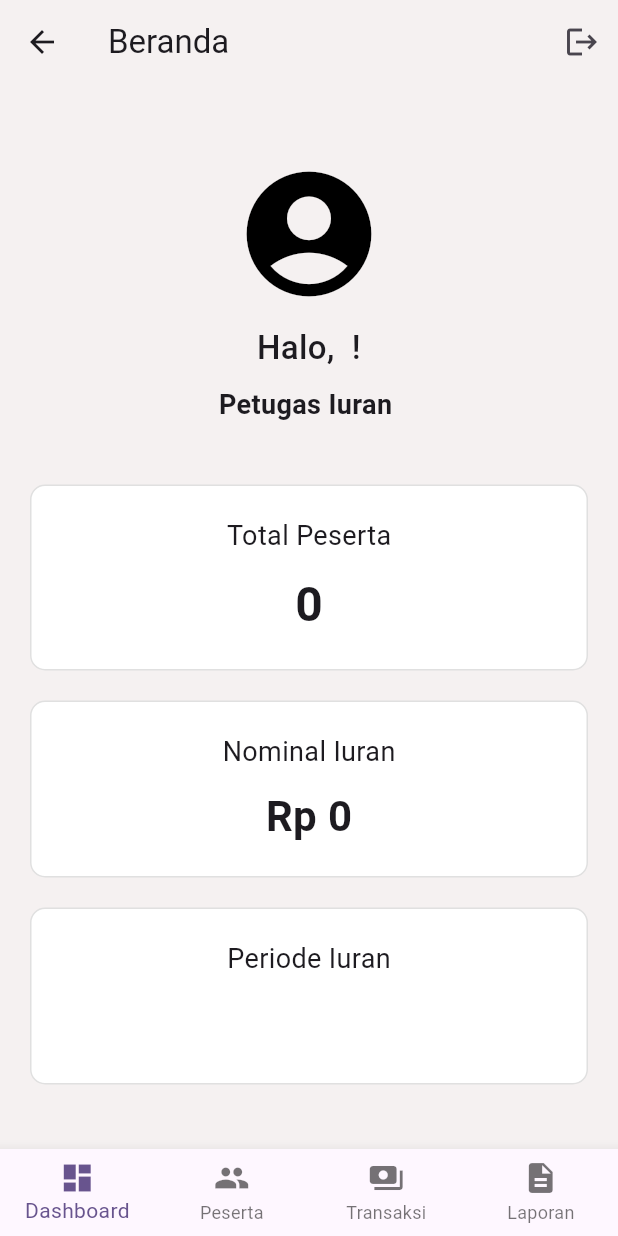
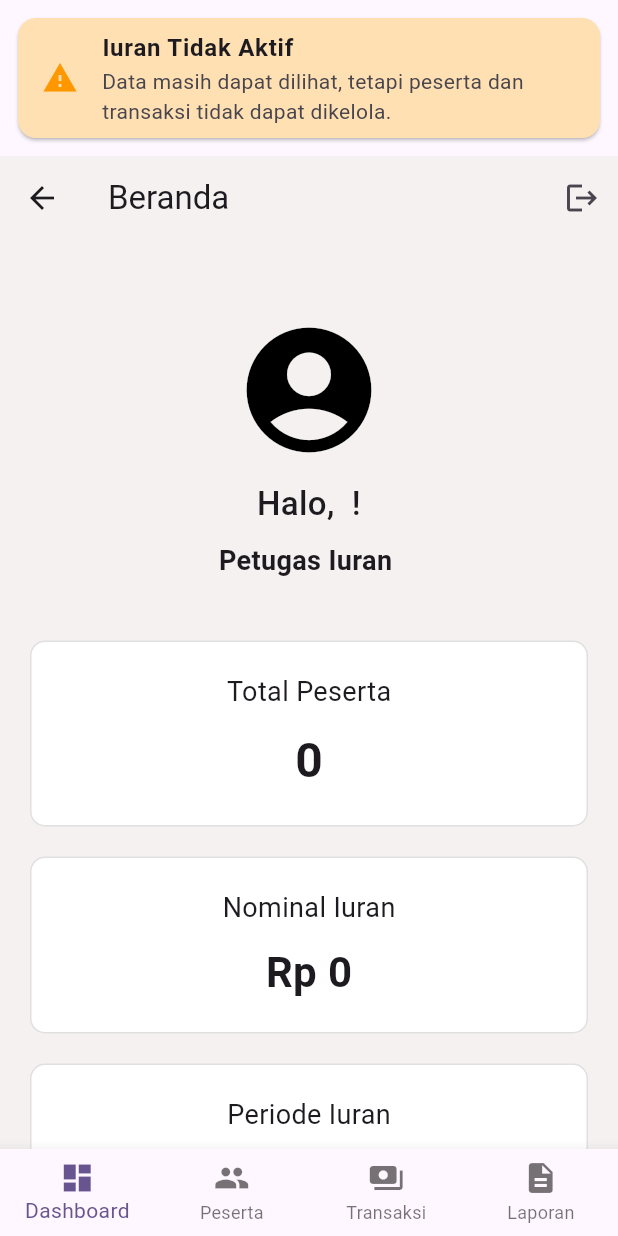
Before and after one commit to rafikaindah/multi_iuran_app, a Flutter app: the DashboardAdminIuranPage screen opened directly with empty values, on a phone screen of 412 x 824 dp. Run offline on Flutter 3.47's test engine with Material 3 defaults, Android fonts, the phone set to English and light mode, and no system bars; our stand-ins replace image_picker, pdf, printing, supabase_flutter; accounts and stored records are empty.

Commit message:
menambahkan batasan aksi untuk iuran tidak aktif

```diff
--- a/lib/screens/admin/admin_iuran/peserta_page.dart
+++ b/lib/screens/admin/admin_iuran/peserta_page.dart
@@ -186,7 +186,8 @@ class _PesertaPageState extends State<PesertaPage> {
       appBar: AppBar(title: Text("Peserta ${widget.iuran['nama_iuran']}")),
 
       floatingActionButton: FloatingActionButton(
-        onPressed: tambahPesertaDialog,
+        onPressed:
+            widget.iuran['status'] == 'aktif' ? tambahPesertaDialog : null,
         child: const Icon(Icons.add),
       ),
 
@@ -240,7 +241,8 @@ class _PesertaPageState extends State<PesertaPage> {
                         value: peserta.status == 'aktif',
 
                         onChanged:
-                            peserta.statusWarga == 'aktif'
+                            peserta.statusWarga == 'aktif' &&
+                                    widget.iuran['status'] == 'aktif'
                                 ? (value) async {
                                   await pesertaController.updateStatus(
                                     id: peserta.id,
--- a/lib/screens/admin/admin_iuran/transaksi/pemasukan_page.dart
+++ b/lib/screens/admin/admin_iuran/transaksi/pemasukan_page.dart
@@ -161,8 +161,10 @@ class _PemasukanPageState extends State<PemasukanPage> {
   Widget build(BuildContext context) {
     return Scaffold(
       floatingActionButton: FloatingActionButton(
-        onPressed: tambahPemasukanDialog,
-
+        onPressed:
+            widget.iuran['status'] == 'aktif'
+                ? tambahPemasukanDialog
+                : null, // tombol tidak aktif jika iuran tidak aktif
         child: const Icon(Icons.add),
       ),
       // body untuk menampilkan daftar pemasukan
--- a/lib/screens/admin/admin_iuran/transaksi/pembayaran_page.dart
+++ b/lib/screens/admin/admin_iuran/transaksi/pembayaran_page.dart
@@ -232,8 +232,10 @@ class _PembayaranPageState extends State<PembayaranPage> {
   Widget build(BuildContext context) {
     return Scaffold(
       floatingActionButton: FloatingActionButton(
-        onPressed: tambahPembayaranDialog,
-
+        onPressed:
+            widget.iuran['status'] == 'aktif'
+                ? tambahPembayaranDialog
+                : null, // tombol tidak aktif jika iuran tidak aktif
         child: const Icon(Icons.add),
       ),
       // menampilkan list pembayaran
--- a/lib/screens/admin/admin_iuran/transaksi/pengeluaran_page.dart
+++ b/lib/screens/admin/admin_iuran/transaksi/pengeluaran_page.dart
@@ -168,8 +168,10 @@ class _PengeluaranPageState extends State<PengeluaranPage> {
   Widget build(BuildContext context) {
     return Scaffold(
       floatingActionButton: FloatingActionButton(
-        onPressed: tambahPengeluaranDialog,
-
+        onPressed:
+            widget.iuran['status'] == 'aktif'
+                ? tambahPengeluaranDialog
+                : null, // tombol tidak aktif jika iuran tidak aktif
         child: const Icon(Icons.add),
       ),
       // body untuk menampilkan daftar pengeluaran
--- a/lib/screens/admin/dashboard_admin_iuran_page.dart
+++ b/lib/screens/admin/dashboard_admin_iuran_page.dart
@@ -37,9 +37,34 @@ class _DashboardAdminIuranPageState extends State<DashboardAdminIuranPage> {
 
   @override
   Widget build(BuildContext context) {
+    final iuranAktif = widget.iuran['status'] == 'aktif';
+
     return Scaffold(
-      body:
-          pages[selectedIndex], //menampilkan halaman sesuai index yang dipilih
+      body: Column(
+        children: [
+          // card peringatan jika iuran tidak aktif
+          if (!iuranAktif)
+            Card(
+              color: Colors.orange.shade100,
+              margin: const EdgeInsets.all(12),
+              child: const ListTile(
+                leading: Icon(Icons.warning, color: Colors.orange),
+                title: Text(
+                  "Iuran Tidak Aktif",
+                  style: TextStyle(fontWeight: FontWeight.bold),
+                ),
+                subtitle: Text(
+                  "Data masih dapat dilihat, tetapi peserta dan transaksi tidak dapat dikelola.",
+                ),
+              ),
+            ),
+
+          Expanded(
+            child: pages[selectedIndex],
+          ), //menampilkan halaman sesuai index yang dipilih
+        ],
+      ),
+
       bottomNavigationBar: BottomNavigationBar(
         currentIndex: selectedIndex, //menandai index yang aktif
         onTap: (index) {
--- a/lib/screens/admin/pilih_iuran_page.dart
+++ b/lib/screens/admin/pilih_iuran_page.dart
@@ -24,6 +24,7 @@ class PilihIuranPage extends StatelessWidget {
             margin: const EdgeInsets.symmetric(horizontal: 12, vertical: 6),
             child: ListTile(
               title: Text(iuran['nama_iuran']),
+              subtitle: Text("Status: ${iuran['status']}"),
               trailing: const Icon(Icons.arrow_forward_ios),
               //navigasi ke dashboard iuran yang dipilih
               onTap: () {
--- a/lib/screens/admin_page.dart
+++ b/lib/screens/admin_page.dart
@@ -52,10 +52,9 @@ class _AdminPageState extends State<AdminPage> {
         .eq('admin_id', adminId)
         .eq('status', 'aktif');
 
-    //ambil hanya iuran aktif
+    //ambil semua iuran yang dikelola admin
     final iuranList =
         data
-            .where((item) => item['iuran']['status'] == 'aktif')
             .map<Map<String, dynamic>>(
               (item) => item['iuran'] as Map<String, dynamic>,
             )
--- a/lib/screens/super_admin/laporan_page.dart
+++ b/lib/screens/super_admin/laporan_page.dart
@@ -51,7 +51,7 @@ class _LaporanPageState extends State<LaporanPage> {
 
   // mengambil semua jenis iuran aktif
   Future<void> loadIuran() async {
-    final data = await iuranController.getIuranAktif();
+    final data = await iuranController.getIuran();
 
     setState(() {
       iuranList = data;
```
